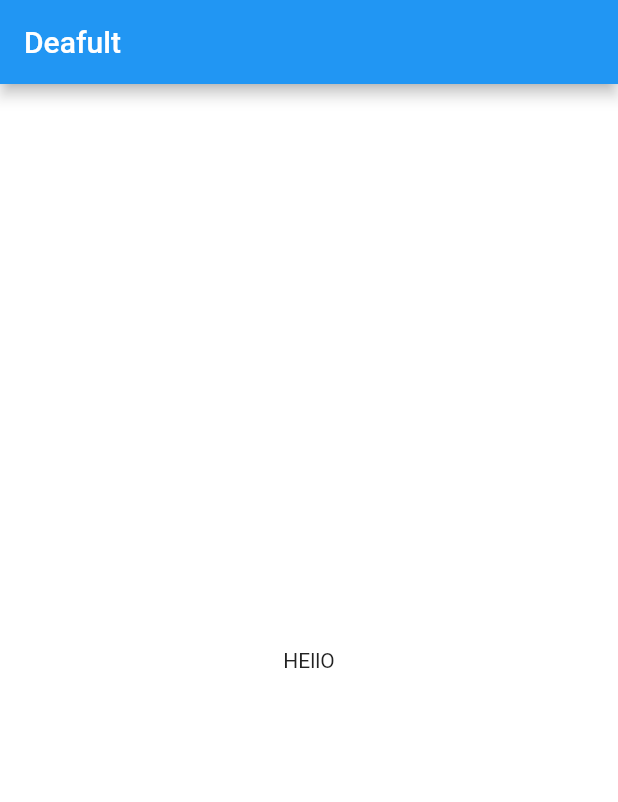
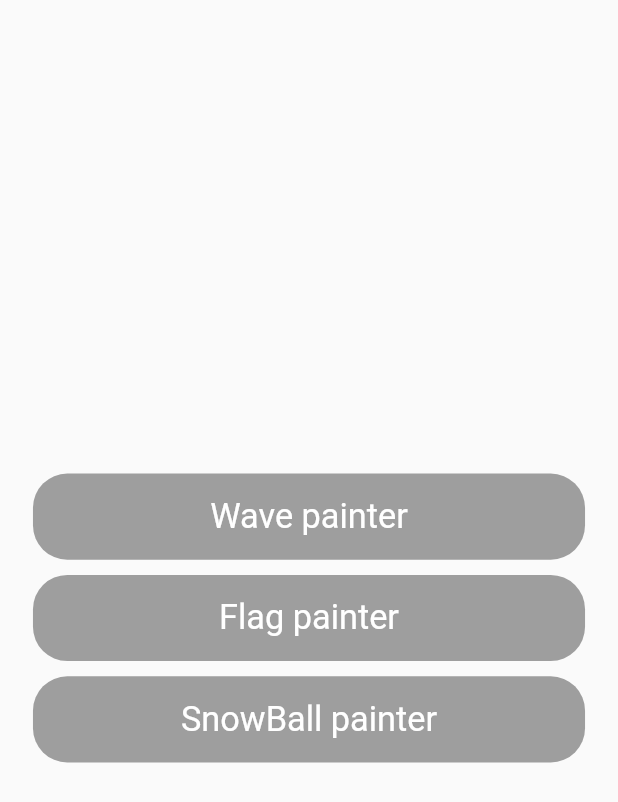
Before and after one commit to ShohjahonMurodov/default_homework_project, a Flutter app: the screen it shows after launch, on a phone screen of 412 x 824 dp. Shown: the top 802 px of the screen. Run offline on Flutter 3.47's test engine with Material 3 defaults, Android fonts, the phone set to English and light mode, and no system bars; our stand-ins replace flutter_screenutil, shared_preferences.

Commit message:
3 tasi deyarli tugadi, faqatgina bir nechta joylarini to'girlasam bo'ldi :)

```diff
--- /dev/null
+++ b/lib/controller_screen.dart
@@ -0,0 +1,118 @@
+import 'package:flutter/material.dart';
+import 'package:flutter_screenutil/flutter_screenutil.dart';
+import 'package:homework/screens/flag_screen.dart';
+import 'package:homework/screens/snowball_screen.dart';
+import 'package:homework/screens/wave_screen.dart';
+import 'package:homework/utils/size_utils.dart';
+
+class ControllerScreen extends StatefulWidget {
+  const ControllerScreen({super.key});
+
+  @override
+  State<ControllerScreen> createState() => _ControllerScreenState();
+}
+
+class _ControllerScreenState extends State<ControllerScreen> {
+  @override
+  Widget build(BuildContext context) {
+    width = MediaQuery.of(context).size.width;
+    height = MediaQuery.of(context).size.height;
+
+    return Scaffold(
+      body: Padding(
+        padding: EdgeInsets.symmetric(horizontal: 20.w),
+        child: Column(
+          mainAxisAlignment: MainAxisAlignment.center,
+          children: [
+            SizedBox(
+              width: double.infinity,
+              child: TextButton(
+                style: TextButton.styleFrom(
+                  padding: EdgeInsets.symmetric(vertical: 15.h),
+                  backgroundColor: Colors.grey,
+                  shape: RoundedRectangleBorder(
+                    borderRadius: BorderRadius.circular(20.r),
+                  ),
+                ),
+                onPressed: () {
+                  Navigator.push(
+                    context,
+                    MaterialPageRoute(
+                      builder: (context) => const WaveScreen(),
+                    ),
+                  );
+                },
+                child: Text(
+                  "Wave painter",
+                  style: TextStyle(
+                    color: Colors.white,
+                    fontSize: 20.sp,
+                    fontWeight: FontWeight.w400,
+                  ),
+                ),
+              ),
+            ),
+            10.getH(),
+            SizedBox(
+              width: double.infinity,
+              child: TextButton(
+                style: TextButton.styleFrom(
+                  padding: EdgeInsets.symmetric(vertical: 15.h),
+                  backgroundColor: Colors.grey,
+                  shape: RoundedRectangleBorder(
+                    borderRadius: BorderRadius.circular(20.r),
+                  ),
+                ),
+                onPressed: () {
+                  Navigator.push(
+                    context,
+                    MaterialPageRoute(
+                      builder: (context) => const FlagScreen(),
+                    ),
+                  );
+                },
+                child: Text(
+                  "Flag painter",
+                  style: TextStyle(
+                    color: Colors.white,
+                    fontSize: 20.sp,
+                    fontWeight: FontWeight.w400,
+                  ),
+                ),
+              ),
+            ),
+            10.getH(),
+            SizedBox(
+              width: double.infinity,
+              child: TextButton(
+                style: TextButton.styleFrom(
+                  padding: EdgeInsets.symmetric(vertical: 15.h),
+                  backgroundColor: Colors.grey,
+                  shape: RoundedRectangleBorder(
+                    borderRadius: BorderRadius.circular(20.r),
+                  ),
+                ),
+                onPressed: () {
+                  Navigator.push(
+                    context,
+                    MaterialPageRoute(
+                      builder: (context) => const SnowBallScreen(),
+                    ),
+                  );
+                },
+                child: Text(
+                  "SnowBall painter",
+                  style: TextStyle(
+                    color: Colors.white,
+                    fontSize: 20.sp,
+                    fontWeight: FontWeight.w400,
+                  ),
+                ),
+              ),
+            ),
+          ],
+        ),
+      ),
+    );
+  }
+}
--- a/lib/main.dart
+++ b/lib/main.dart
@@ -1,7 +1,6 @@
 import 'package:flutter/material.dart';
 import 'package:flutter_screenutil/flutter_screenutil.dart';
-
-import 'hello_screen.dart';
+import 'package:homework/controller_screen.dart';
 
 void main() {
   runApp(const MyApp());
@@ -27,7 +26,7 @@ class _MyAppState extends State<MyApp> {
           home: child,
         );
       },
-      child: const HelloScreen(),
+      child: const ControllerScreen(),
     );
   }
 }
```
Also changed, not shown: lib/screens/flag_screen.dart (added, +100 -0 lines), lib/screens/snowball_screen.dart (added, +126 -0 lines), lib/screens/wave_screen.dart (added, +58 -0 lines), lib/screens/widgets/controller_button.dart (added, +39 -0 lines), pubspec.lock.
